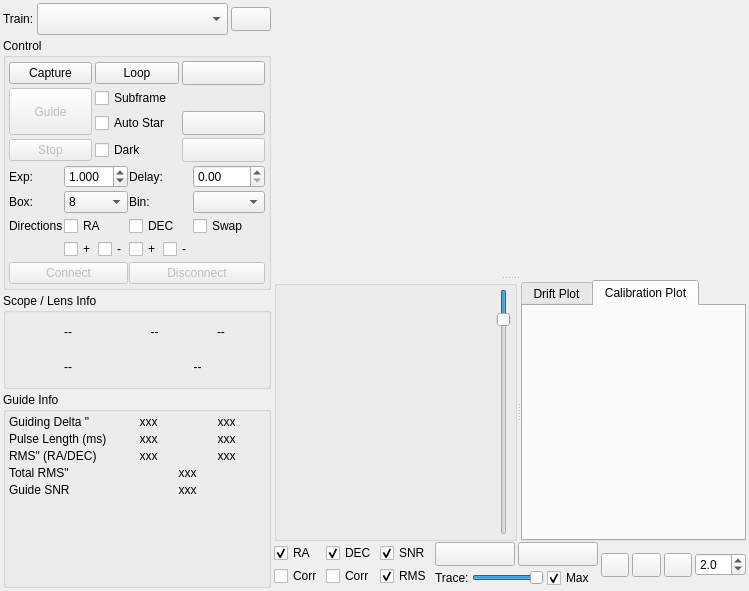
Old version of the form kstars/ekos/guide/guide.ui in the repository KDE/kstars.
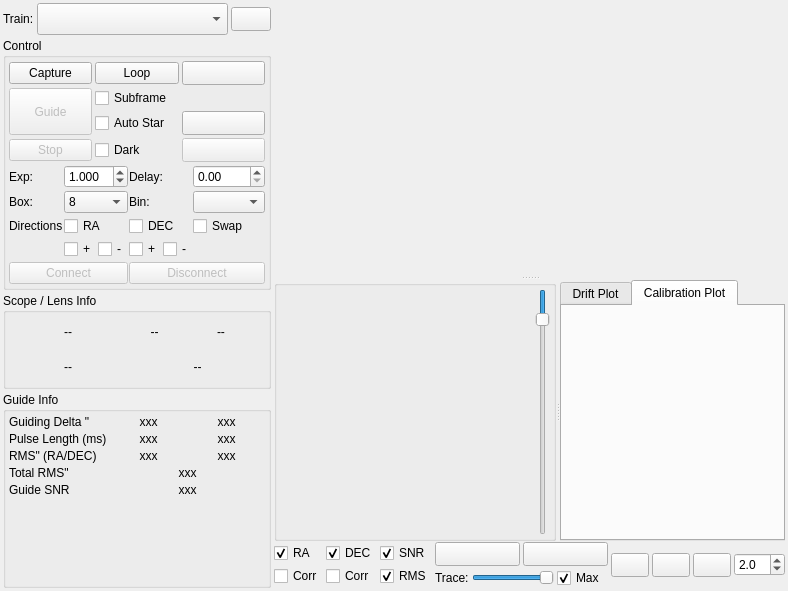
New version of the form. Icons and pictures are not drawn. Custom widgets are drawn as their Qt base class.

What changed in the file:
```diff
--- a/kstars/ekos/guide/guide.ui
+++ b/kstars/ekos/guide/guide.ui
@@ -6,7 +6,7 @@
    <rect>
     <x>0</x>
     <y>0</y>
-    <width>749</width>
+    <width>788</width>
     <height>591</height>
    </rect>
   </property>
@@ -1311,6 +1311,7 @@
              <property name="font">
               <font>
                <pointsize>16</pointsize>
+               <weight>75</weight>
                <bold>true</bold>
               </font>
              </property>
@@ -1339,6 +1340,7 @@
              <property name="font">
               <font>
                <pointsize>16</pointsize>
+               <weight>75</weight>
                <bold>true</bold>
               </font>
              </property>
```
